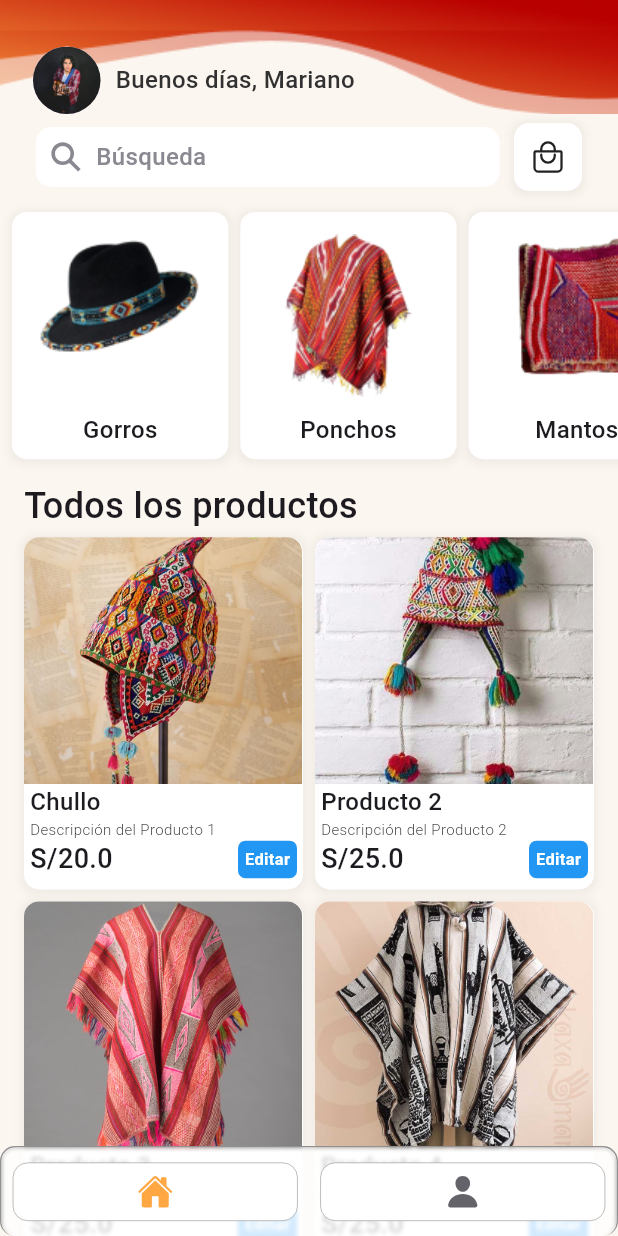
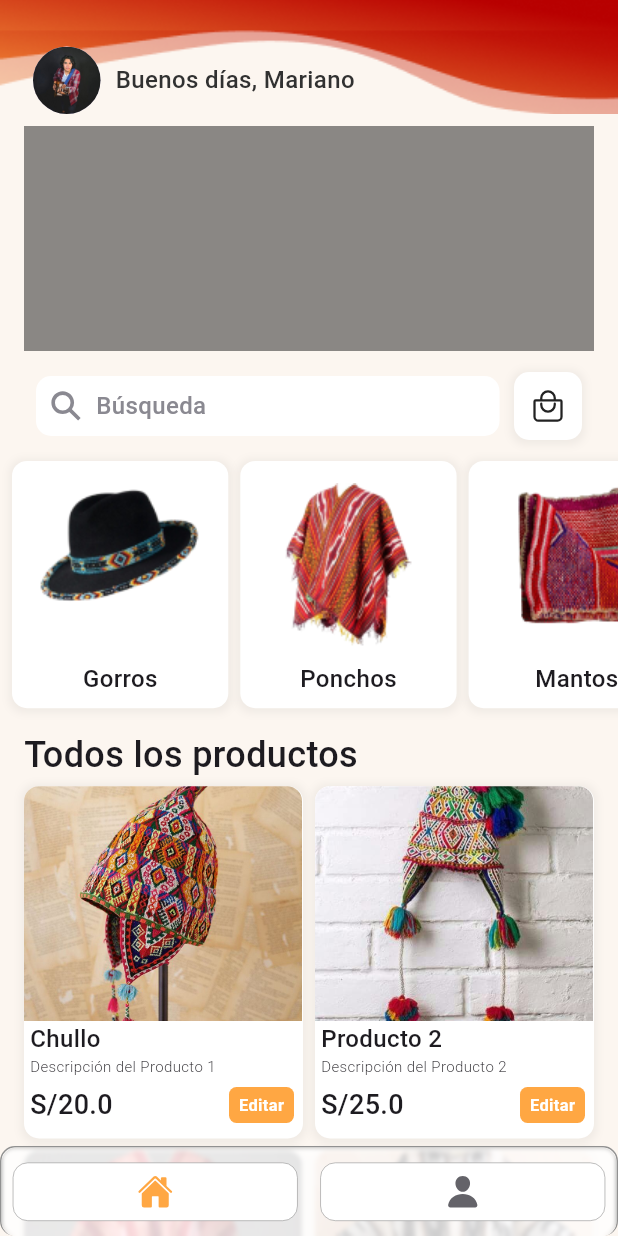
Before and after one commit to Esclender/wayllu-project, a Flutter app: the screen it shows after launch, on a phone screen of 412 x 824 dp. Run offline on Flutter 3.47's test engine with Material 3 defaults, Android fonts, the light colour scheme and no system bars; drawn by our look-alikes of auto_size_text; our stand-ins replace auto_route, flutter_hooks, get_it, hexcolor, image_picker, ionicons; Roboto replaces fonts that are missing (Gotham).

Commit message:
se agrega container que tendra el dashboard y se edita el boton de editar

```diff
--- a/lib/src/presentation/views/home_screen.dart
+++ b/lib/src/presentation/views/home_screen.dart
@@ -18,14 +18,14 @@ class HomeScreen extends HookWidget {
     final DateTime now = DateTime.now();
     final int hour = now.hour;
     final String greeting = getGreeting(hour);
-
+    const bool isAdmin = false;
     return Scaffold(
       backgroundColor: bgPrimary,
       body: CustomScrollView(
         slivers: [
           SliverAppBar(
             expandedHeight: 68.0,
-            floating: false,
+            floating: true,
             backgroundColor: Colors.transparent,
             flexibleSpace: FlexibleSpaceBar(
               background: topVector(context),
@@ -75,6 +75,15 @@ class HomeScreen extends HookWidget {
           SliverList(
             delegate: SliverChildListDelegate(
               [
+                if(!isAdmin)
+                Center(
+                  child: Container(
+                    margin: EdgeInsets.symmetric(horizontal: 16, vertical: 8),
+                    width: MediaQuery.of(context).size.width,
+                    height: 150,
+                    decoration: BoxDecoration(color: Colors.black45),
+                    ),
+                ),
                 Container(
                   margin:
                       const EdgeInsets.symmetric(horizontal: 24, vertical: 6),
@@ -159,9 +168,6 @@ class HomeScreen extends HookWidget {
                     ),
                   ),
                 ),
-                /*  SizedBox(
-                  height: 10,
-                ),*/
                 Container(
                   margin:
                       const EdgeInsets.symmetric(vertical: 4, horizontal: 16),
@@ -177,10 +183,7 @@ class HomeScreen extends HookWidget {
                               children: [
                                 Expanded(
                                   child: productsHome(
-                                    context,
-                                    productos[evenIndex],
-                                    false
-                                  ),
+                                      context, productos[evenIndex], false,),
                                 ),
                                 const SizedBox(
                                   width: 8.0,
@@ -188,10 +191,7 @@ class HomeScreen extends HookWidget {
                                 Expanded(
                                   child: oddIndex < productos.length
                                       ? productsHome(
-                                          context,
-                                          productos[oddIndex],
-                                          false
-                                        )
+                                          context, productos[oddIndex], false,)
                                       : Container(),
                                 ),
                               ],
@@ -233,7 +233,7 @@ Container productsHome(BuildContext context, Producto producto, bool isAdmin) {
           offset: const Offset(
             0,
             1,
-          ), // Desplazamiento de la sombra (en este caso, hacia abajo)
+          ),
         ),
       ],
       borderRadius: BorderRadius.circular(10),
@@ -245,7 +245,7 @@ Container productsHome(BuildContext context, Producto producto, bool isAdmin) {
           children: [
             Container(
               width: MediaQuery.of(context).size.width * 0.45,
-              height: MediaQuery.of(context).size.height * 0.2,
+              height: MediaQuery.of(context).size.height * 0.19,
               decoration: BoxDecoration(
                 borderRadius: const BorderRadius.only(
                   topLeft: Radius.circular(10),
@@ -258,7 +258,7 @@ Container productsHome(BuildContext context, Producto producto, bool isAdmin) {
               ),
             ),
             Positioned(
-          top: 8.0, // Ajusta la posición del botón según sea necesario
+              top: 8.0,
               right: 8.0,
               child: isAdmin
                   ? Container(
@@ -275,10 +275,8 @@ Container productsHome(BuildContext context, Producto producto, bool isAdmin) {
                     )
                   : Container(),
             ),
-
           ],
         ),
-
         Container(
           margin: const EdgeInsets.symmetric(horizontal: 4),
           child: Column(
@@ -298,24 +296,28 @@ Container productsHome(BuildContext context, Producto producto, bool isAdmin) {
                     fontSize: 10,
                     fontWeight: FontWeight.w300),
               ),
-                Row(
+              Container(
+                margin: EdgeInsets.only(top: 6, right: 2),
+                child: Row(
                   mainAxisAlignment: MainAxisAlignment.spaceBetween,
                   children: [
                     Text(
-                      'S/' + producto.price.toString(),
-                      style: TextStyle(
+                      'S/${producto.price}',
+                      style: const TextStyle(
                           fontFamily: 'Gotham',
                           fontSize: 18,
                           fontWeight: FontWeight.w500),
                     ),
-                    if(!isAdmin)
+                    if (!isAdmin)
                       Container(
-                  padding: EdgeInsets.all(4.5),
+                        padding: const EdgeInsets.symmetric(
+                            vertical: 4, horizontal: 6.5),
                         decoration: BoxDecoration(
-                    color: Colors.blue, // Puedes cambiar el color según tus necesidades
+                          color:
+                              secondaryColor, // Puedes cambiar el color según tus necesidades
                           borderRadius: BorderRadius.circular(5),
                         ),
-                  child: Text(
+                        child: const Text(
                           'Editar',
                           style: TextStyle(
                             color: Colors.white,
@@ -323,13 +325,13 @@ Container productsHome(BuildContext context, Producto producto, bool isAdmin) {
                             fontWeight: FontWeight.bold,
                           ),
                         ),
-                    )
-                  ],
-                )
+                      ),
                   ],
                 ),
               ),
-
+            ],
+          ),
+        ),
       ],
     ),
   );
```
Lines whose indentation alone changed are shown as unchanged.
